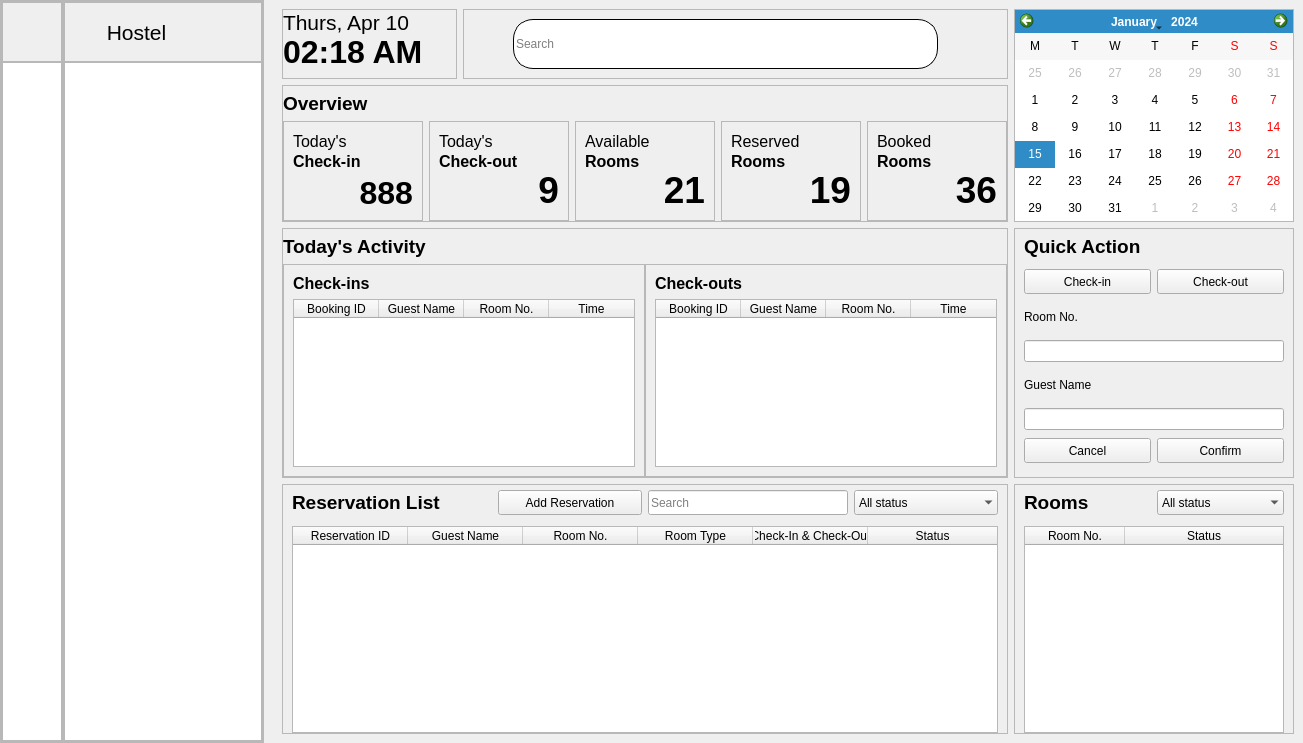
Qt form ui_files/application_window.ui (xbryan25/hotel-management-system) before a commit.
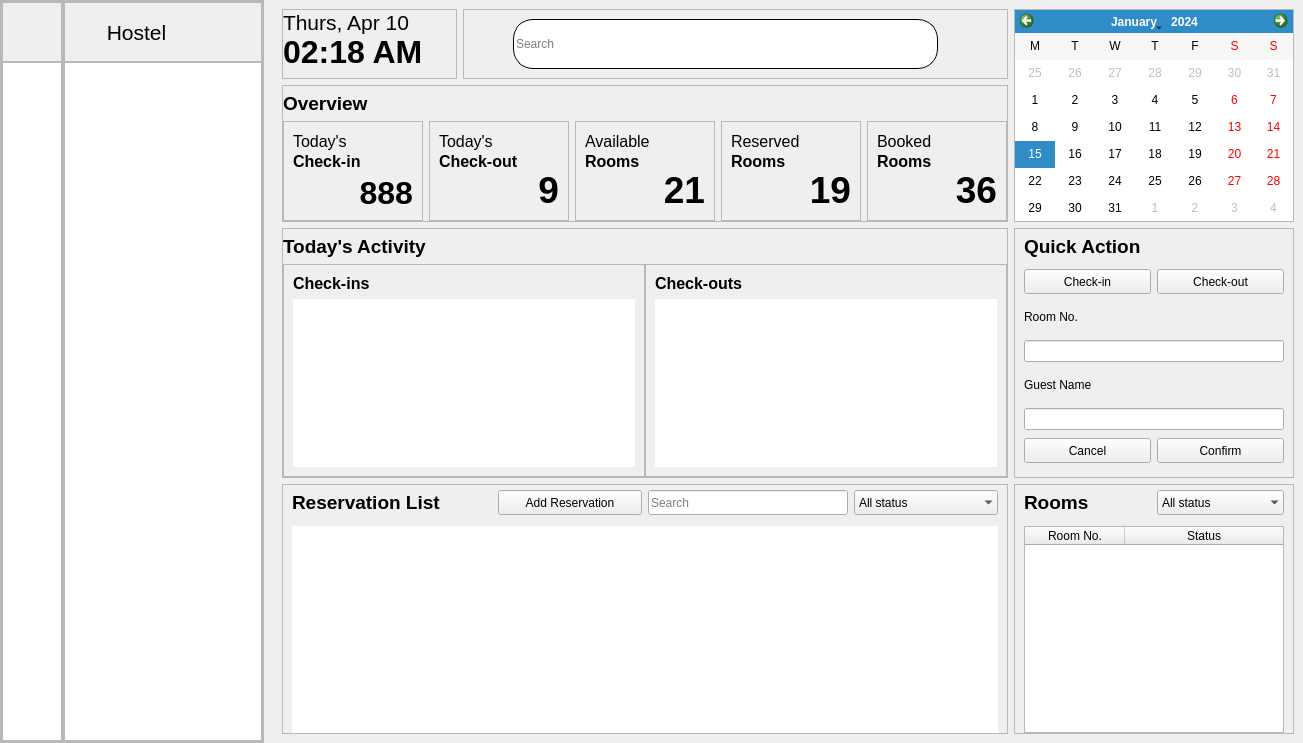
The same form after that commit.

Commit message: refactor(dashboard): change table widgets in dashboard page to table views

```diff
--- a/ui_files/application_window.ui
+++ b/ui_files/application_window.ui
@@ -367,7 +367,7 @@
          <widget class="QFrame" name="todays_activity_frame">
           <property name="minimumSize">
            <size>
-            <width>0</width>
+            <width>726</width>
             <height>250</height>
            </size>
           </property>
@@ -438,48 +438,28 @@
                </widget>
               </item>
               <item row="1" column="0">
-               <widget class="QTableWidget" name="recent_check_in_frame_table_widget">
-                <property name="autoScroll">
-                 <bool>true</bool>
+               <widget class="QTableView" name="recent_check_in_frame_table_view">
+                <property name="frameShape">
+                 <enum>QFrame::NoFrame</enum>
                 </property>
-                <attribute name="horizontalHeaderCascadingSectionResizes">
+                <property name="frameShadow">
+                 <enum>QFrame::Plain</enum>
+                </property>
+                <property name="showGrid">
                  <bool>false</bool>
-                </attribute>
+                </property>
+                <property name="cornerButtonEnabled">
+                 <bool>false</bool>
+                </property>
                 <attribute name="horizontalHeaderDefaultSectionSize">
-                 <number>85</number>
-                </attribute>
-                <attribute name="horizontalHeaderMinimumSectionSize">
-                 <number>85</number>
-                </attribute>
-                <attribute name="horizontalHeaderShowSortIndicator" stdset="0">
-                 <bool>false</bool>
-                </attribute>
-                <attribute name="horizontalHeaderStretchLastSection">
-                 <bool>true</bool>
+                 <number>90</number>
                 </attribute>
                 <attribute name="verticalHeaderVisible">
                  <bool>false</bool>
                 </attribute>
-                <column>
-                 <property name="text">
-                  <string>Booking ID</string>
-                 </property>
-                </column>
-                <column>
-                 <property name="text">
-                  <string>Guest Name</string>
-                 </property>
-                </column>
-                <column>
-                 <property name="text">
-                  <string>Room No.</string>
-                 </property>
-                </column>
-                <column>
-                 <property name="text">
-                  <string>Time</string>
-                 </property>
-                </column>
+                <attribute name="verticalHeaderHighlightSections">
+                 <bool>false</bool>
+                </attribute>
                </widget>
               </item>
              </layout>
@@ -524,39 +504,28 @@
                </widget>
               </item>
               <item row="1" column="0">
-               <widget class="QTableWidget" name="recent_check_out_frame_table_widget">
+               <widget class="QTableView" name="recent_check_out_frame_table_view">
+                <property name="frameShape">
+                 <enum>QFrame::NoFrame</enum>
+                </property>
+                <property name="frameShadow">
+                 <enum>QFrame::Plain</enum>
+                </property>
+                <property name="showGrid">
+                 <bool>false</bool>
+                </property>
+                <property name="cornerButtonEnabled">
+                 <bool>false</bool>
+                </property>
                 <attribute name="horizontalHeaderDefaultSectionSize">
-                 <number>85</number>
-                </attribute>
-                <attribute name="horizontalHeaderMinimumSectionSize">
-                 <number>85</number>
-                </attribute>
-                <attribute name="horizontalHeaderStretchLastSection">
-                 <bool>true</bool>
+                 <number>90</number>
                 </attribute>
                 <attribute name="verticalHeaderVisible">
                  <bool>false</bool>
                 </attribute>
-                <column>
-                 <property name="text">
-                  <string>Booking ID</string>
-                 </property>
-                </column>
-                <column>
-                 <property name="text">
-                  <string>Guest Name</string>
-                 </property>
-                </column>
-                <column>
-                 <property name="text">
-                  <string>Room No.</string>
-                 </property>
-                </column>
-                <column>
-                 <property name="text">
-                  <string>Time</string>
-                 </property>
-                </column>
+                <attribute name="verticalHeaderHighlightSections">
+                 <bool>false</bool>
+                </attribute>
                </widget>
               </item>
              </layout>
@@ -735,49 +704,31 @@
             </widget>
            </item>
            <item row="1" column="0" colspan="4">
-            <widget class="QTableWidget" name="reservation_list_frame_table_widget">
-             <property name="minimumSize">
-              <size>
-               <width>0</width>
-               <height>0</height>
-              </size>
+            <widget class="QTableView" name="reservation_list_frame_table_view">
+             <property name="frameShape">
+              <enum>QFrame::NoFrame</enum>
+             </property>
+             <property name="frameShadow">
+              <enum>QFrame::Plain</enum>
+             </property>
+             <property name="showGrid">
+              <bool>false</bool>
+             </property>
+             <property name="gridStyle">
+              <enum>Qt::SolidLine</enum>
+             </property>
+             <property name="cornerButtonEnabled">
+              <bool>false</bool>
              </property>
              <attribute name="horizontalHeaderDefaultSectionSize">
-              <number>115</number>
+              <number>90</number>
              </attribute>
-             <attribute name="horizontalHeaderStretchLastSection">
-              <bool>true</bool>
+             <attribute name="verticalHeaderVisible">
+              <bool>false</bool>
              </attribute>
-             <column>
-              <property name="text">
-               <string>Reservation ID</string>
-              </property>
-             </column>
-             <column>
-              <property name="text">
-               <string>Guest Name</string>
-              </property>
-             </column>
-             <column>
-              <property name="text">
-               <string>Room No.</string>
-              </property>
-             </column>
-             <column>
-              <property name="text">
-               <string>Room Type</string>
-              </property>
-             </column>
-             <column>
-              <property name="text">
-               <string>Check-In &amp; Check-Out</string>
-              </property>
-             </column>
-             <column>
-              <property name="text">
-               <string>Status</string>
-              </property>
-             </column>
+             <attribute name="verticalHeaderHighlightSections">
+              <bool>false</bool>
+             </attribute>
             </widget>
            </item>
           </layout>
```
Left out of the diff: 46 changed lines with no effect on the pictures. The commit also changes 6 other files.
